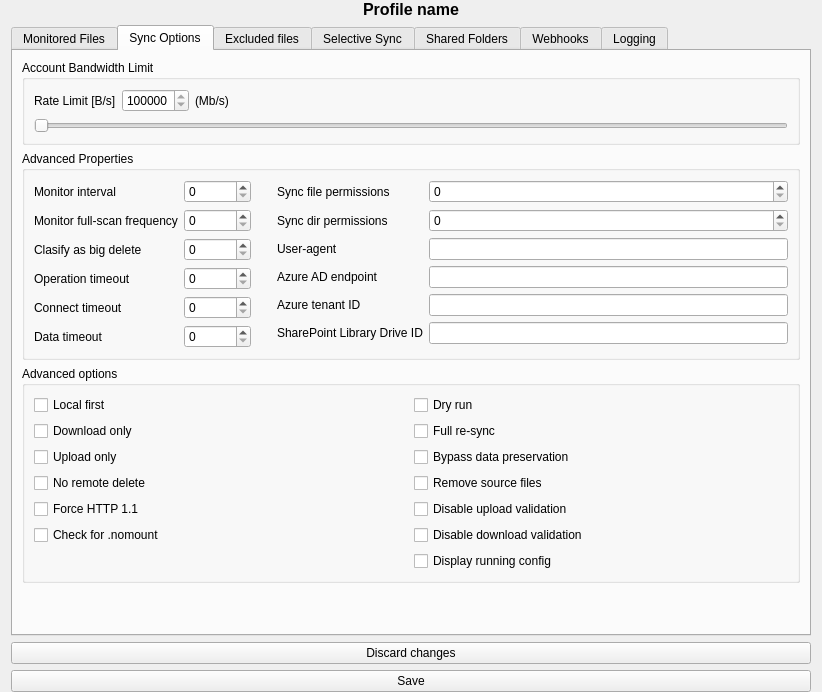
First picture: the form in src/ui/profile_settings_page.ui, repository bpozdena/OneDriveGUI, before the edit.
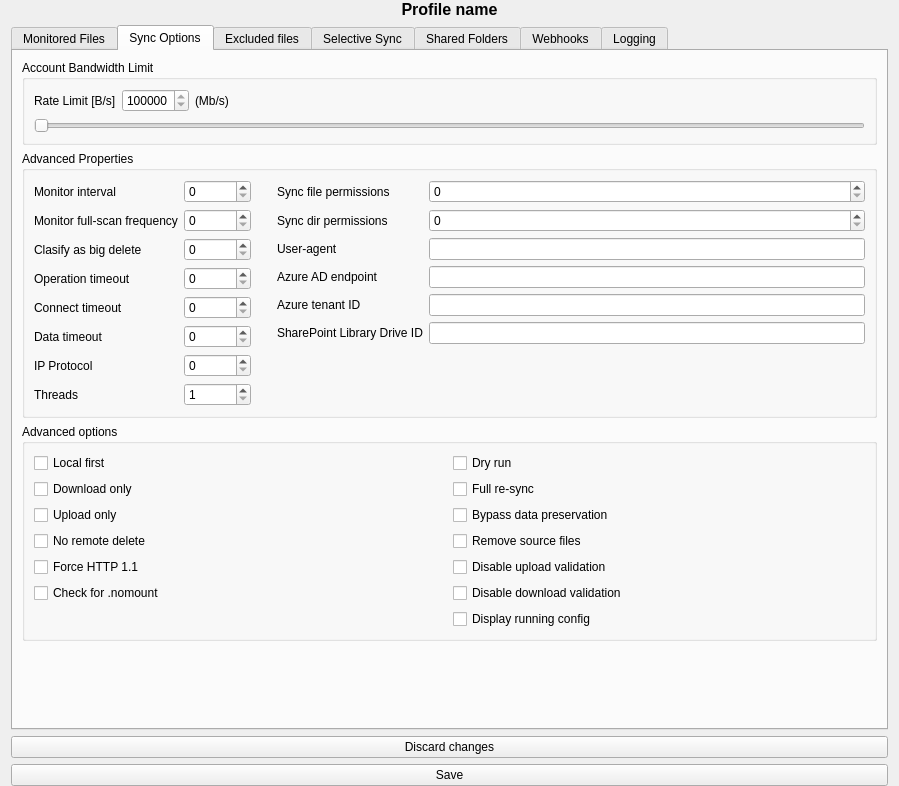
Second picture: the form after the edit.

Commit message: Add IP protocol version and threads settings

Patch:
```diff
--- a/src/ui/profile_settings_page.ui
+++ b/src/ui/profile_settings_page.ui
@@ -6,8 +6,8 @@
    <rect>
     <x>0</x>
     <y>0</y>
-    <width>820</width>
-    <height>692</height>
+    <width>899</width>
+    <height>786</height>
    </rect>
   </property>
   <property name="windowTitle">
@@ -326,6 +326,44 @@
               <item row="5" column="1">
                <widget class="QSpinBox" name="spinBox_data_timeout"/>
               </item>
+              <item row="6" column="0">
+               <widget class="QLabel" name="label_ip_protocol_version">
+                <property name="toolTip">
+                 <string>
+    A value of 0 will mean the client will use IPv4 and IPv6. This is the default.
+    A value of 1 will mean the client will use IPv4 only.
+    A value of 2 will mean the client will use IPv6 only.
+</string>
+                </property>
+                <property name="text">
+                 <string>IP Protocol</string>
+                </property>
+               </widget>
+              </item>
+              <item row="7" column="0">
+               <widget class="QLabel" name="label_threads">
+                <property name="text">
+                 <string>Threads</string>
+                </property>
+               </widget>
+              </item>
+              <item row="6" column="1">
+               <widget class="QSpinBox" name="spinBox_ip_protocol_version">
+                <property name="maximum">
+                 <number>2</number>
+                </property>
+               </widget>
+              </item>
+              <item row="7" column="1">
+               <widget class="QSpinBox" name="spinBox_threads">
+                <property name="minimum">
+                 <number>1</number>
+                </property>
+                <property name="maximum">
+                 <number>16</number>
+                </property>
+               </widget>
+              </item>
              </layout>
             </item>
             <item>
```
The commit also changes 5 other files.
